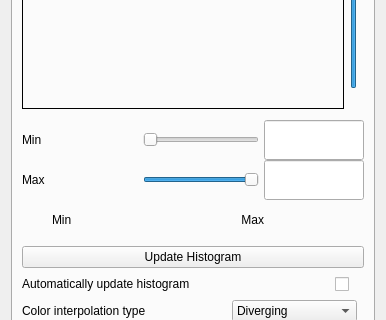
This is apps/vaporgui/TFWidgetGUI.ui in StasJ/vapor-formatted as Qt 5 draws it before an edit; both pictures show x 0 to 386 and y 185 to 505 of the 386 by 610 pixel window. The edited form follows.
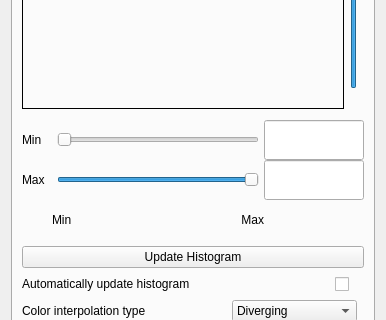
This is the edited form. The open tabs and pages were chosen to show the change. Custom widgets are drawn as their Qt base class.

Patch:
```diff
--- a/apps/vaporgui/TFWidgetGUI.ui
+++ b/apps/vaporgui/TFWidgetGUI.ui
@@ -288,7 +288,7 @@
           <number>0</number>
          </property>
          <item>
-          <layout class="QHBoxLayout" name="horizontalLayout_7">
+          <layout class="QHBoxLayout" name="horizontalLayout_7" stretch="0,1,0">
            <property name="spacing">
             <number>5</number>
            </property>
@@ -355,7 +355,7 @@
           </layout>
          </item>
          <item>
-          <layout class="QHBoxLayout" name="horizontalLayout_17">
+          <layout class="QHBoxLayout" name="horizontalLayout_17" stretch="0,1,0">
            <property name="spacing">
             <number>5</number>
            </property>
```
Left out of the diff: 2 changed lines with no effect on the pictures.
